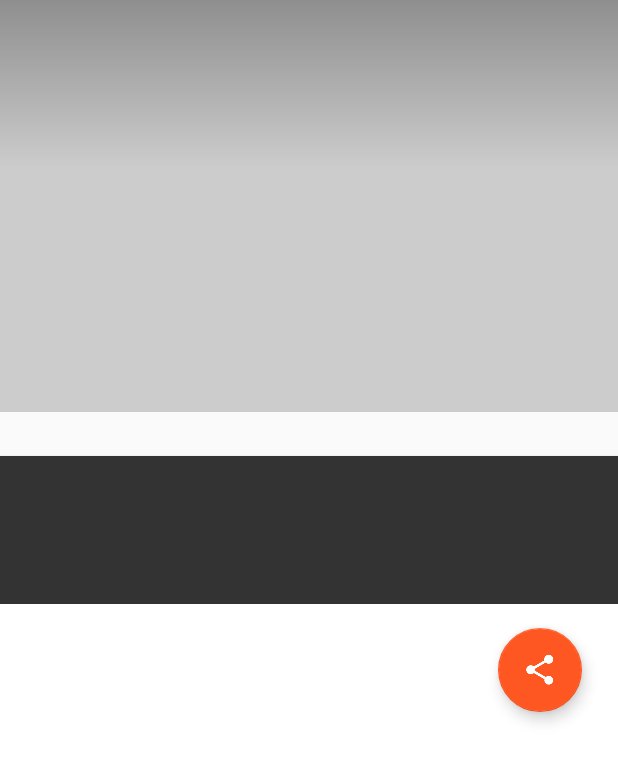
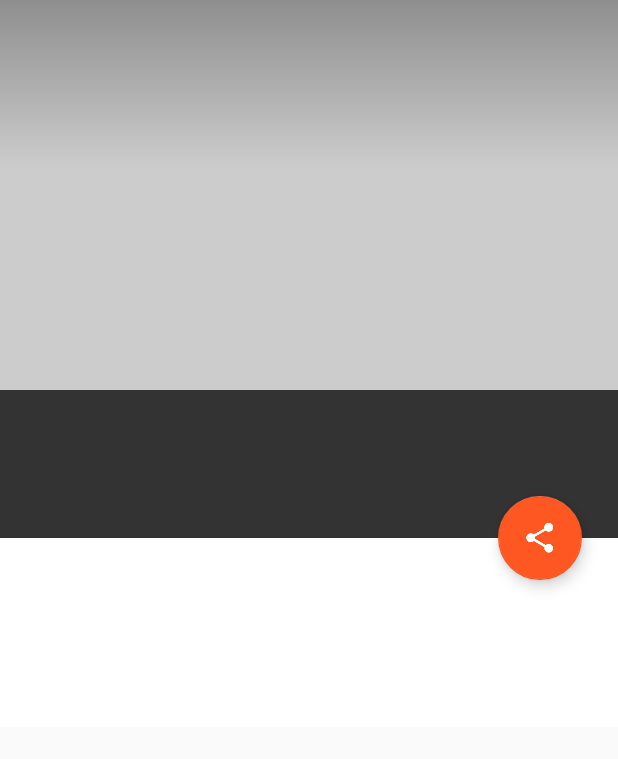
Before and after one commit to nbdinara/xyzreader, an Android app: the layout fragment_article_detail.xml on its own in the app's theme, with its tools: preview values and no code run, on a phone screen of 412 x 824 dp. Shown: the top 759 px of the screen. Run offline under Robolectric (Android 15) with nearby library versions, the phone set to English and light mode, and no system bars.

Commit message:
Coordinator layout was implemented in details activity

```diff
--- a/XYZReader/src/main/java/com/example/xyzreader/ui/ArticleDetailActivity.java
+++ b/XYZReader/src/main/java/com/example/xyzreader/ui/ArticleDetailActivity.java
@@ -11,6 +11,7 @@ import android.os.Bundle;
 import android.support.v13.app.FragmentStatePagerAdapter;
 import android.support.v4.view.ViewPager;
 import android.support.v7.app.AppCompatActivity;
+import android.support.v7.widget.Toolbar;
 import android.util.TypedValue;
 import android.view.View;
 import android.view.ViewGroup;
@@ -41,6 +42,8 @@ public class ArticleDetailActivity extends AppCompatActivity
     @Override
     protected void onCreate(Bundle savedInstanceState) {
         super.onCreate(savedInstanceState);
+
+
         if (Build.VERSION.SDK_INT >= Build.VERSION_CODES.LOLLIPOP) {
             getWindow().getDecorView().setSystemUiVisibility(
                     View.SYSTEM_UI_FLAG_LAYOUT_FULLSCREEN |
--- a/XYZReader/src/main/java/com/example/xyzreader/ui/ArticleDetailFragment.java
+++ b/XYZReader/src/main/java/com/example/xyzreader/ui/ArticleDetailFragment.java
@@ -18,7 +18,9 @@ import java.util.GregorianCalendar;
 
 import android.os.Bundle;
 import android.support.v4.app.ShareCompat;
+import android.support.v7.app.AppCompatActivity;
 import android.support.v7.graphics.Palette;
+import android.support.v7.widget.Toolbar;
 import android.text.Html;
 import android.text.format.DateUtils;
 import android.text.method.LinkMovementMethod;
@@ -90,10 +92,13 @@ public class ArticleDetailFragment extends Fragment implements
             mItemId = getArguments().getLong(ARG_ITEM_ID);
         }
 
+
+
         mIsCard = getResources().getBoolean(R.bool.detail_is_card);
         mStatusBarFullOpacityBottom = getResources().getDimensionPixelSize(
                 R.dimen.detail_card_top_margin);
         setHasOptionsMenu(true);
+
     }
 
     public ArticleDetailActivity getActivityCast() {
@@ -109,23 +114,24 @@ public class ArticleDetailFragment extends Fragment implements
         // fragments because their mIndex is -1 (haven't been added to the activity yet). Thus,
         // we do this in onActivityCreated.
         getLoaderManager().initLoader(0, null, this);
+
     }
 
     @Override
     public View onCreateView(LayoutInflater inflater, ViewGroup container,
             Bundle savedInstanceState) {
         mRootView = inflater.inflate(R.layout.fragment_article_detail, container, false);
-        mDrawInsetsFrameLayout = (DrawInsetsFrameLayout)
-                mRootView.findViewById(R.id.draw_insets_frame_layout);
-        mDrawInsetsFrameLayout.setOnInsetsCallback(new DrawInsetsFrameLayout.OnInsetsCallback() {
-            @Override
-            public void onInsetsChanged(Rect insets) {
-                mTopInset = insets.top;
-            }
-        });
+        //mDrawInsetsFrameLayout = (DrawInsetsFrameLayout)
+          //      mRootView.findViewById(R.id.draw_insets_frame_layout);
+   //     mDrawInsetsFrameLayout.setOnInsetsCallback(new DrawInsetsFrameLayout.OnInsetsCallback() {
+     //       @Override
+       //     public void onInsetsChanged(Rect insets) {
+         //       mTopInset = insets.top;
+           // }
+        //});
 
-        mScrollView = (ObservableScrollView) mRootView.findViewById(R.id.scrollview);
-        mScrollView.setCallbacks(new ObservableScrollView.Callbacks() {
+        //mScrollView = (ObservableScrollView) mRootView.findViewById(R.id.scrollview);
+/*        mScrollView.setCallbacks(new ObservableScrollView.Callbacks() {
             @Override
             public void onScrollChanged() {
                 mScrollY = mScrollView.getScrollY();
@@ -133,7 +139,9 @@ public class ArticleDetailFragment extends Fragment implements
                 mPhotoContainerView.setTranslationY((int) (mScrollY - mScrollY / PARALLAX_FACTOR));
                 updateStatusBar();
             }
-        });
+        });*/
+
+
 
         mPhotoView = (ImageView) mRootView.findViewById(R.id.photo);
         mPhotoContainerView = mRootView.findViewById(R.id.photo_container);
@@ -151,7 +159,7 @@ public class ArticleDetailFragment extends Fragment implements
         });
 
         bindViews();
-        updateStatusBar();
+//        updateStatusBar();
         return mRootView;
     }
 
@@ -167,7 +175,7 @@ public class ArticleDetailFragment extends Fragment implements
                     (int) (Color.blue(mMutedColor) * 0.9));
         }
         mStatusBarColorDrawable.setColor(color);
-        mDrawInsetsFrameLayout.setInsetBackground(mStatusBarColorDrawable);
+//        mDrawInsetsFrameLayout.setInsetBackground(mStatusBarColorDrawable);
     }
 
     static float progress(float v, float min, float max) {
--- a/XYZReader/src/main/res/layout/fragment_article_detail.xml
+++ b/XYZReader/src/main/res/layout/fragment_article_detail.xml
@@ -1,26 +1,35 @@
+<android.support.design.widget.CoordinatorLayout xmlns:tools="http://schemas.android.com/tools"
+    xmlns:android="http://schemas.android.com/apk/res/android"
+    android:layout_width="match_parent"
+    android:layout_height="match_parent"
+    xmlns:app="http://schemas.android.com/apk/res-auto"
+    android:fitsSystemWindows="true"
+    tools:context=".ui.ArticleListActivity">
 
+    <android.support.design.widget.AppBarLayout
+        android:id="@+id/app_bar"
+        android:layout_width="match_parent"
+        android:layout_height="260dp"
+        android:fitsSystemWindows="true"
+        android:theme="@style/AppTheme.AppBarOverlay">
 
-
-<com.example.xyzreader.ui.DrawInsetsFrameLayout xmlns:android="http://schemas.android.com/apk/res/android"
-    xmlns:app="http://schemas.android.com/apk/res-auto"
-    android:id="@+id/draw_insets_frame_layout"
+        <android.support.design.widget.CollapsingToolbarLayout
+            android:id="@+id/toolbar_layout"
             android:layout_width="match_parent"
-    android:layout_height="match_parent">
-
-    <com.example.xyzreader.ui.ObservableScrollView
-        android:id="@+id/scrollview"
-        android:layout_width="match_parent"
-        android:layout_height="match_parent">
-
-        <FrameLayout
-            android:layout_width="match_parent"
-            android:layout_height="wrap_content">
+            android:layout_height="match_parent"
+            android:fitsSystemWindows="true"
+            app:contentScrim="?attr/colorPrimary"
+            app:layout_scrollFlags="scroll|exitUntilCollapsed"
+            app:toolbarId="@+id/toolbar">
 
             <FrameLayout
                 android:id="@+id/photo_container"
                 android:layout_width="match_parent"
                 android:layout_height="wrap_content"
-                android:background="@color/photo_placeholder">
+                android:background="@color/photo_placeholder"
+                app:layout_collapseMode="parallax"
+                app:layout_collapseParallaxMultiplier="0.5"
+                app:popupTheme="@style/AppTheme.PopupOverlay">
                 <!--suppress AndroidLintContentDescription -->
                 <com.example.xyzreader.ui.ThreeTwoImageView
                     android:id="@+id/photo"
@@ -35,17 +44,29 @@
 
             </FrameLayout>
 
+            <android.support.v7.widget.Toolbar
+                android:id="@+id/toolbar"
+                android:layout_width="match_parent"
+                android:layout_height="56dp"
+                app:layout_collapseMode="pin"
+                app:popupTheme="@style/AppTheme.PopupOverlay" />
 
+        </android.support.design.widget.CollapsingToolbarLayout>
+    </android.support.design.widget.AppBarLayout>
+
+    <android.support.v4.widget.NestedScrollView
+        android:layout_width="match_parent"
+        android:layout_height="wrap_content"
+        app:layout_behavior="@string/appbar_scrolling_view_behavior"
+        android:background="@color/color_accent">
 
                     <com.example.xyzreader.ui.MaxWidthLinearLayout
                         android:orientation="vertical"
                         android:layout_width="match_parent"
                         android:layout_height="wrap_content"
-                android:layout_gravity="center_horizontal"
                         android:maxWidth="@dimen/detail_card_max_width"
                         android:background="#fff"
-                android:elevation="2dp"
-                android:layout_marginTop="@dimen/detail_card_top_margin">
+                        android:elevation="2dp">
 
 
                         <LinearLayout
@@ -81,22 +102,6 @@
                                 android:textColor="#8fff" />
                         </LinearLayout>
 
-                    <android.support.design.widget.FloatingActionButton
-                        android:id="@+id/share_fab"
-                        android:stateListAnimator="@anim/fab_state_list_anim"
-                        android:background="@drawable/add_fab_background"
-                        android:layout_marginRight="@dimen/fab_margin"
-                        android:layout_marginBottom="@dimen/fab_margin"
-                        app:layout_anchor="@+id/meta_bar"
-                        app:layout_anchorGravity="bottom|end"
-                        android:layout_gravity="center_vertical|end"
-                        app:fabSize="normal"
-                        android:layout_height="wrap_content"
-                        android:layout_width="wrap_content"
-                        android:src="@drawable/ic_share"
-                        android:elevation="@dimen/fab_elevation"
-                        android:contentDescription="@string/action_share"
-                        app:pressedTranslationZ="12dp"/>
 
 
                         <TextView
@@ -114,8 +119,23 @@
 
                     </com.example.xyzreader.ui.MaxWidthLinearLayout>
 
-        </FrameLayout>
-    </com.example.xyzreader.ui.ObservableScrollView>
+    </android.support.v4.widget.NestedScrollView>
 
 
-</com.example.xyzreader.ui.DrawInsetsFrameLayout>
+    <android.support.design.widget.FloatingActionButton
+        android:id="@+id/share_fab"
+        android:stateListAnimator="@anim/fab_state_list_anim"
+        android:background="@drawable/add_fab_background"
+        android:layout_marginEnd="@dimen/fab_margin"
+        android:layout_marginBottom="@dimen/fab_margin"
+        app:layout_anchor="@+id/meta_bar"
+        app:layout_anchorGravity="bottom|end"
+        app:fabSize="normal"
+        android:layout_height="wrap_content"
+        android:layout_width="wrap_content"
+        android:src="@drawable/ic_share"
+        android:elevation="@dimen/fab_elevation"
+        android:contentDescription="@string/action_share"
+        app:pressedTranslationZ="12dp"/>
+
+</android.support.design.widget.CoordinatorLayout>
--- a/XYZReader/src/main/res/values/macro_layout.xml
+++ b/XYZReader/src/main/res/values/macro_layout.xml
@@ -6,7 +6,7 @@
 
     <!-- detail -->
     <bool name="detail_is_card">false</bool>
-    <dimen name="detail_photo_height">304dp</dimen>
+    <dimen name="detail_photo_height">180dp</dimen>
     <dimen name="detail_card_top_margin">@dimen/detail_photo_height</dimen>
     <dimen name="detail_inner_horiz_margin">16dp</dimen>
     <dimen name="detail_card_max_width">10000dp</dimen> <!-- force match_parent -->
```
Lines whose indentation alone changed are shown as unchanged.
